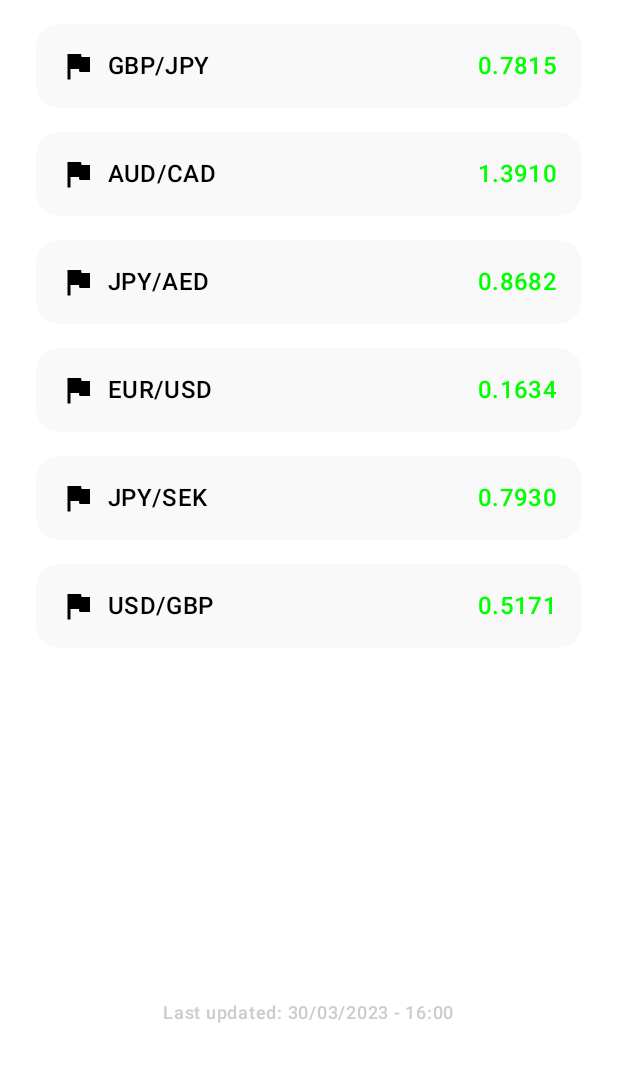
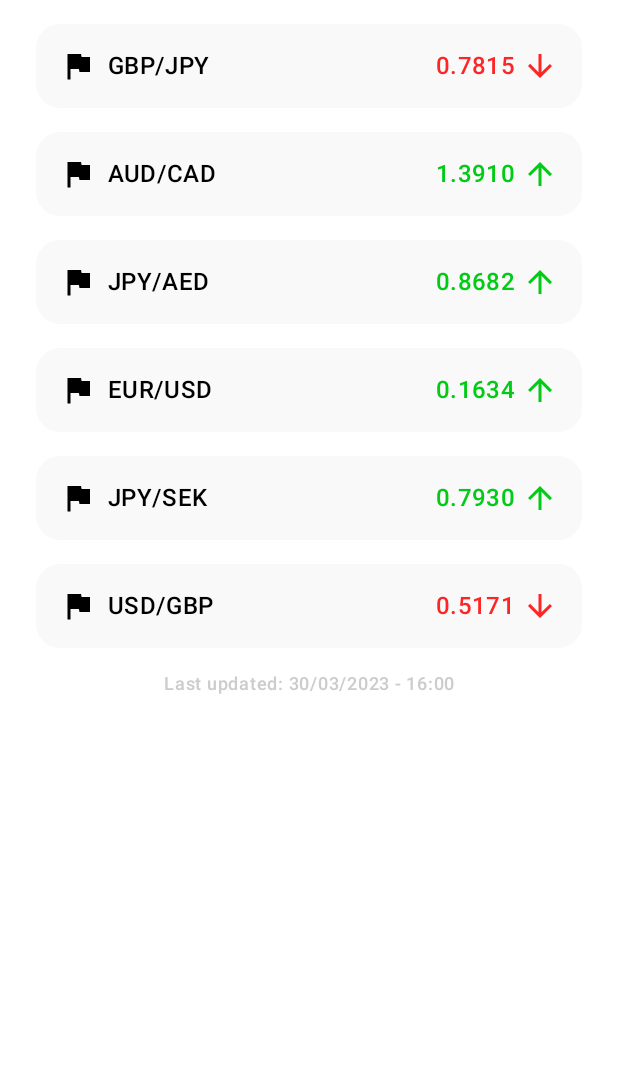
Before and after one commit to msmoradi/Rates, an Android app built with Jetpack Compose: the @Preview function HomeContentPreview, on a phone screen of 412 x 824 dp, the part 145-1227 px from its top. Run offline under Robolectric (Android 15) with nearby library versions, the phone set to English and light mode, and no system bars.

Commit message:
Fix price indicator

```diff
--- a/core/designsystem/src/main/java/com/saeed/rates/core/designsystem/theme/Theme.kt
+++ b/core/designsystem/src/main/java/com/saeed/rates/core/designsystem/theme/Theme.kt
@@ -20,6 +20,7 @@ val LightDefaultColorScheme = lightColorScheme(
     secondary = Gray2,
     error = Red,
     onError = Color.White,
+    tertiary = Green,
     surface = Gray,
     onSurface = Black,
     background = Color.White,
--- a/feature/home/src/main/java/com/saeed/rates/feature/home/composables/HomeContent.kt
+++ b/feature/home/src/main/java/com/saeed/rates/feature/home/composables/HomeContent.kt
@@ -3,14 +3,14 @@ package com.saeed.rates.feature.home.composables
 import androidx.compose.foundation.layout.Arrangement
 import androidx.compose.foundation.layout.Column
 import androidx.compose.foundation.layout.PaddingValues
-import androidx.compose.foundation.layout.padding
+import androidx.compose.foundation.layout.fillMaxWidth
 import androidx.compose.foundation.lazy.LazyColumn
 import androidx.compose.foundation.lazy.items
 import androidx.compose.material3.MaterialTheme
 import androidx.compose.material3.Text
 import androidx.compose.runtime.Composable
-import androidx.compose.ui.Alignment
 import androidx.compose.ui.Modifier
+import androidx.compose.ui.text.style.TextAlign
 import androidx.compose.ui.unit.dp
 import com.saeed.rates.core.designsystem.DevicePreviews
 import com.saeed.rates.core.designsystem.theme.RatesTheme
@@ -22,11 +22,14 @@ fun HomeContent(
     modifier: Modifier = Modifier,
     homeUiModel: HomeUiModel,
 ) {
-    Column(modifier = modifier.padding(vertical = 44.dp)) {
+    Column(modifier = modifier) {
         LazyColumn(
             modifier = modifier.weight(1f),
             verticalArrangement = Arrangement.spacedBy(16.dp),
-            contentPadding = PaddingValues(horizontal = 24.dp)
+            contentPadding = PaddingValues(
+                horizontal = 24.dp,
+                vertical = 44.dp
+            )
         ) {
             item {
                 Text(
@@ -42,13 +45,17 @@ fun HomeContent(
             ) { rateModel ->
                 RateRow(rateModel = rateModel)
             }
+
+            item {
+                Text(
+                    text = "Last updated: ${homeUiModel.lastTimeUpdate}",
+                    modifier = Modifier.fillMaxWidth(),
+                    textAlign = TextAlign.Center,
+                    style = MaterialTheme.typography.labelMedium,
+                    color = MaterialTheme.colorScheme.secondary,
+                )
+            }
         }
-        Text(
-            text = "Last updated: ${homeUiModel.lastTimeUpdate}",
-            modifier = Modifier.align(alignment = Alignment.CenterHorizontally),
-            style = MaterialTheme.typography.labelMedium,
-            color = MaterialTheme.colorScheme.secondary,
-        )
     }
 }
 
--- a/feature/home/src/main/java/com/saeed/rates/feature/home/composables/RateRow.kt
+++ b/feature/home/src/main/java/com/saeed/rates/feature/home/composables/RateRow.kt
@@ -7,6 +7,8 @@ import androidx.compose.foundation.layout.fillMaxWidth
 import androidx.compose.foundation.layout.padding
 import androidx.compose.foundation.shape.RoundedCornerShape
 import androidx.compose.material.icons.Icons
+import androidx.compose.material.icons.filled.ArrowDownward
+import androidx.compose.material.icons.filled.ArrowUpward
 import androidx.compose.material.icons.filled.Flag
 import androidx.compose.material3.Icon
 import androidx.compose.material3.MaterialTheme
@@ -15,10 +17,11 @@ import androidx.compose.runtime.Composable
 import androidx.compose.ui.Alignment
 import androidx.compose.ui.Modifier
 import androidx.compose.ui.graphics.Color
-import androidx.compose.ui.graphics.Color.Companion.Green
+import androidx.compose.ui.graphics.vector.ImageVector
 import androidx.compose.ui.unit.dp
 import com.saeed.rates.core.designsystem.DevicePreviews
 import com.saeed.rates.core.designsystem.theme.RatesTheme
+import com.saeed.rates.core.model.AmountStatus
 import com.saeed.rates.core.model.RateModel
 import com.saeed.rates.core.model.previewRates
 
@@ -46,11 +49,27 @@ fun RateRow(
             style = MaterialTheme.typography.titleMedium,
             color = MaterialTheme.colorScheme.onBackground,
         )
-        Text(
-            text = rateModel.amount,
-            style = MaterialTheme.typography.titleMedium,
-            color = Green,
+        AmountSection(
+            amount = rateModel.amount,
+            color = getAmountColorBasedOnState(rateModel.amountState),
+            imageVector = getImageVectorBasedOnState(rateModel.amountState)
         )
+    }
+}
+
+@Composable
+fun getAmountColorBasedOnState(amountState: AmountStatus): Color {
+    return when (amountState) {
+        AmountStatus.POSITIVE -> MaterialTheme.colorScheme.tertiary
+        AmountStatus.NEGATIVE -> MaterialTheme.colorScheme.error
+    }
+}
+
+@Composable
+fun getImageVectorBasedOnState(amountState: AmountStatus): ImageVector {
+    return when (amountState) {
+        AmountStatus.POSITIVE -> Icons.Default.ArrowUpward
+        AmountStatus.NEGATIVE -> Icons.Default.ArrowDownward
     }
 }
 
```
